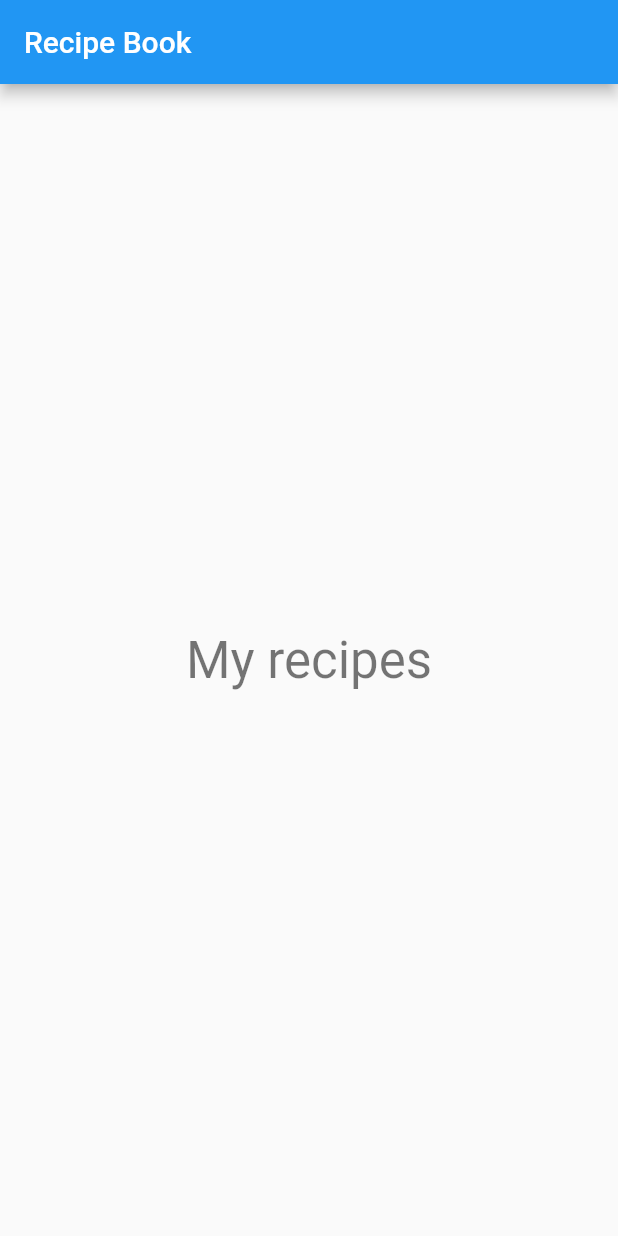
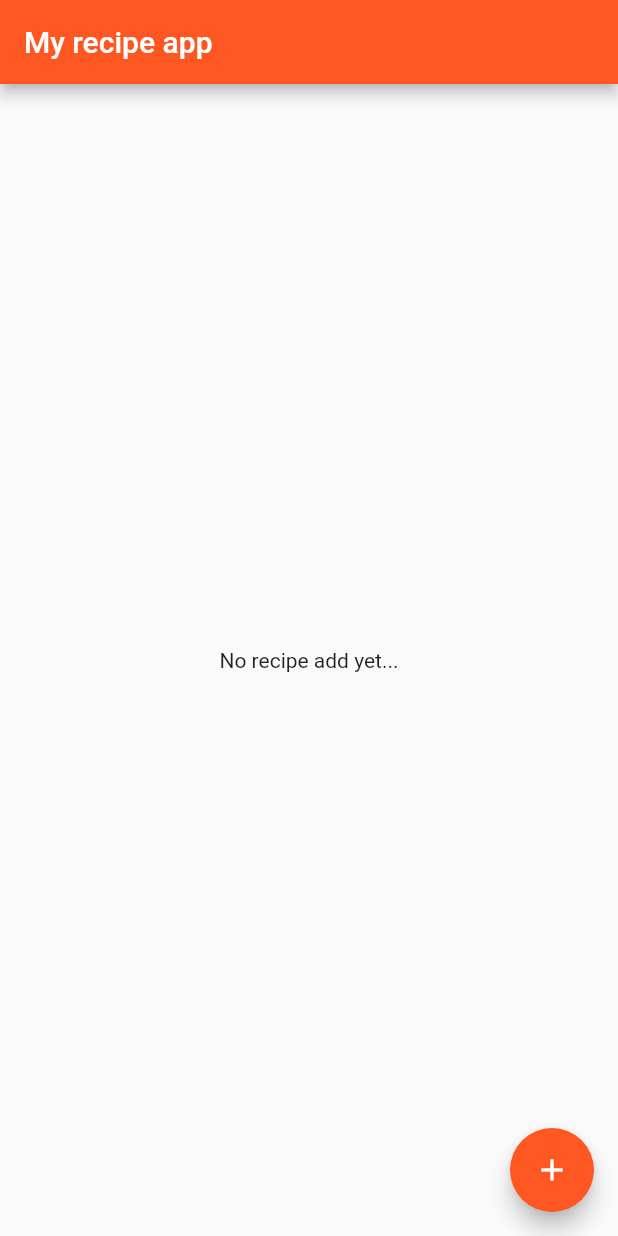
Before and after one commit to aismaniotto/recipe_book_app, a Flutter app: the screen it shows after launch, on a phone screen of 412 x 824 dp. Run offline on Flutter 3.47's test engine with Material 2 defaults, Android fonts, the phone set to English and light mode, and no system bars; our stand-ins replace flutter_mobx, get_it, mobx, sembast; generated files the repository leaves out were written again.

Commit message:
Add get_it as dependency injector, create home page and first store to mobx manager state.

```diff
--- /dev/null
+++ b/lib/features/recipe/presentation/pages/home_page.dart
@@ -0,0 +1,48 @@
+import 'package:flutter/material.dart';
+import 'package:flutter_mobx/flutter_mobx.dart';
+import 'package:recipe_book_app/core/IoC/ioc.dart';
+import 'package:recipe_book_app/features/recipe/domain/entities/ingredient.dart';
+import 'package:recipe_book_app/features/recipe/domain/entities/recipe.dart';
+import 'package:recipe_book_app/features/recipe/presentation/stores/filtered_recipes_store.dart';
+import 'package:recipe_book_app/features/recipe/presentation/widgets/empty_list_widget.dart';
+import 'package:recipe_book_app/features/recipe/presentation/widgets/loading_widget.dart';
+import 'package:recipe_book_app/features/recipe/presentation/widgets/recipe_tile_widget.dart';
+
+class HomePage extends StatelessWidget {
+  final _store = ioc<FilteredRecipesStore>();
+
+  @override
+  Widget build(BuildContext context) {
+    return Scaffold(
+        appBar: AppBar(
+          title: Text('My recipe app'),
+        ),
+        body: Observer(
+          builder: (_) {
+            _store.getAllRecipes();
+            if (_store.filteredRecipes == null) {
+              return LoadingWidget();
+            }
+
+            if (_store.filteredRecipes.isEmpty) {
+              return EmptyListWidget();
+            }
+
+            return ListView.builder(
+              itemCount: _store.filteredRecipes.length,
+              itemBuilder: (_, index) {
+                Recipe recipe = _store.filteredRecipes[index];
+                return RecipeTileWidget(recipe, () => {/* TODO: navigate to recipe page */});
+              },
+            );
+          },
+        ),
+        floatingActionButton: FloatingActionButton(
+          onPressed: () {
+            //TODO:new recipe page
+          },
+          tooltip: 'Increment Counter',
+          child: Icon(Icons.add),
+        ));
+  }
+}
--- /dev/null
+++ b/lib/features/recipe/presentation/stores/filtered_recipes_store.dart
@@ -0,0 +1,37 @@
+import 'package:mobx/mobx.dart';
+import 'package:recipe_book_app/features/recipe/domain/entities/recipe.dart';
+import 'package:recipe_book_app/features/recipe/domain/usecases/get_all_recipes.dart';
+
+part 'filtered_recipes_store.g.dart';
+
+class FilteredRecipesStore extends _FilteredRecipesStore
+    with _$FilteredRecipesStore {
+  FilteredRecipesStore(GetAllRecipes getAllRecipes)
+      : super(getAllRecipes);
+}
+
+abstract class _FilteredRecipesStore with Store {
+  final GetAllRecipes _getAllRecipes;
+
+  @observable
+  List<Recipe> _recipes;
+
+  @observable
+  String filter;
+
+  _FilteredRecipesStore(this._getAllRecipes);
+
+  @computed
+  ObservableList<Recipe> get filteredRecipes {
+    //TODO: apply filter by name
+    if (_recipes != null) {
+      return _recipes.asObservable();
+    }
+    return null;
+  }
+
+  @action
+  getAllRecipes() async {
+    _recipes = await _getAllRecipes();
+  }
+}
--- /dev/null
+++ b/lib/features/recipe/presentation/widgets/empty_list_widget.dart
@@ -0,0 +1,10 @@
+import 'package:flutter/material.dart';
+
+class EmptyListWidget extends StatelessWidget {
+  @override
+  Widget build(BuildContext context) {
+    return Center(
+      child: Text('No recipe add yet...'),
+    );
+  }
+}
--- /dev/null
+++ b/lib/features/recipe/presentation/widgets/recipe_tile_widget.dart
@@ -0,0 +1,20 @@
+import 'package:flutter/material.dart';
+import 'package:recipe_book_app/features/recipe/domain/entities/recipe.dart';
+
+class RecipeTileWidget extends StatelessWidget {
+  final Recipe recipe;
+  final Function onTap;
+
+  const RecipeTileWidget(this.recipe, this.onTap);
+
+  @override
+  Widget build(BuildContext context) {
+    return Card(
+      child: ListTile(
+        title: Text(recipe.name),
+        onTap: onTap,
+        subtitle: Text(recipe.description),
+      ),
+    );
+  }
+}
--- a/lib/main.dart
+++ b/lib/main.dart
@@ -1,6 +1,12 @@
 import 'package:flutter/material.dart';
+import 'package:recipe_book_app/core/IoC/ioc.dart' as ioc;
 
-void main() => runApp(MyApp());
+import 'features/recipe/presentation/pages/home_page.dart';
+
+void main() async {
+  await ioc.init();
+  runApp(MyApp());
+}
 
 class MyApp extends StatelessWidget {
   @override
@@ -8,40 +14,9 @@ class MyApp extends StatelessWidget {
     return MaterialApp(
       title: 'Recipe Book',
       theme: ThemeData(
-        primarySwatch: Colors.blue,
+        primarySwatch: Colors.deepOrange,
       ),
-      home: MyHomePage(title: 'Recipe Book'),
+      home: HomePage(),
     );
   }
 }
-
-class MyHomePage extends StatefulWidget {
-  MyHomePage({Key key, this.title}) : super(key: key);
-
-  final String title;
-
-  @override
-  _MyHomePageState createState() => _MyHomePageState();
-}
-
-class _MyHomePageState extends State<MyHomePage> {
-  @override
-  Widget build(BuildContext context) {
-    return Scaffold(
-      appBar: AppBar(
-        title: Text(widget.title),
-      ),
-      body: Center(
-        child: Column(
-          mainAxisAlignment: MainAxisAlignment.center,
-          children: <Widget>[
-            Text(
-              'My recipes',
-              style: Theme.of(context).textTheme.display1,
-            ),
-          ],
-        ),
-      ),
-    );
-  }
-}
```
Also changed, not shown: lib/core/IoC/ioc.dart (added, +36 -0 lines), lib/features/recipe/presentation/widgets/loading_widget.dart (added, +12 -0 lines), pubspec.yaml (+7 -1 lines), lib/features/recipe/presentation/stores/filtered_recipes_store.g.dart (added), pubspec.lock.
